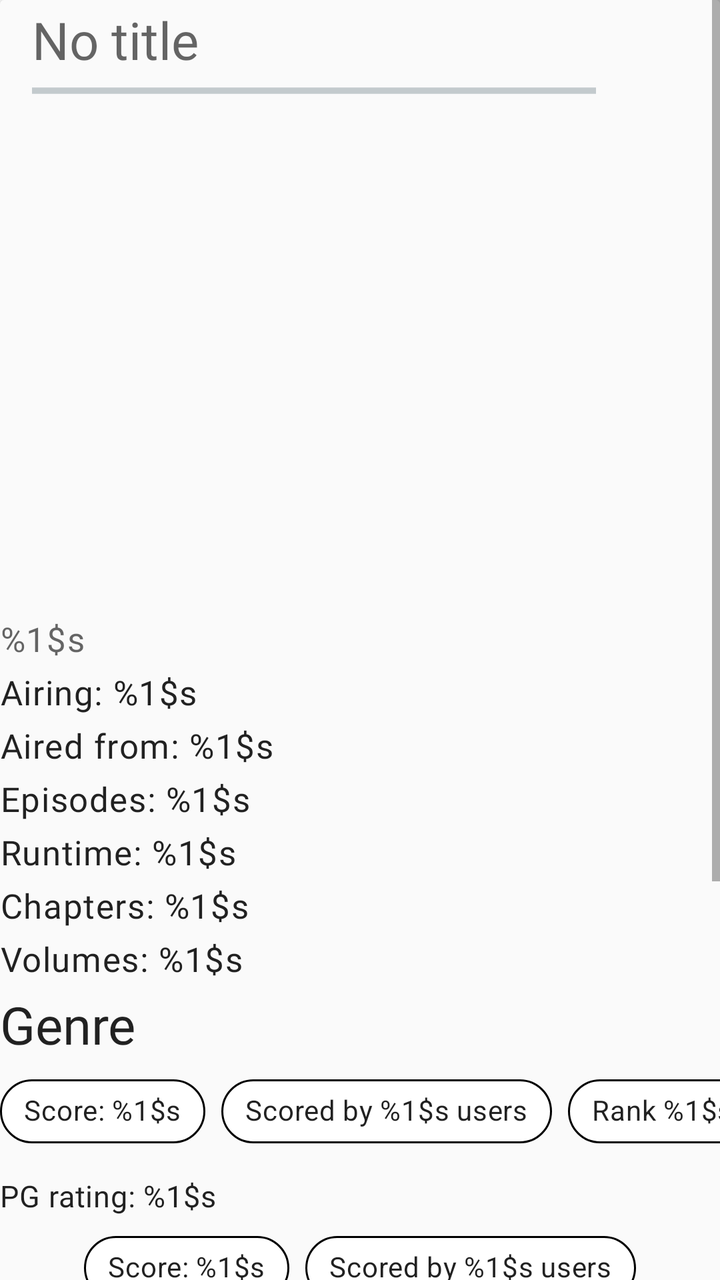
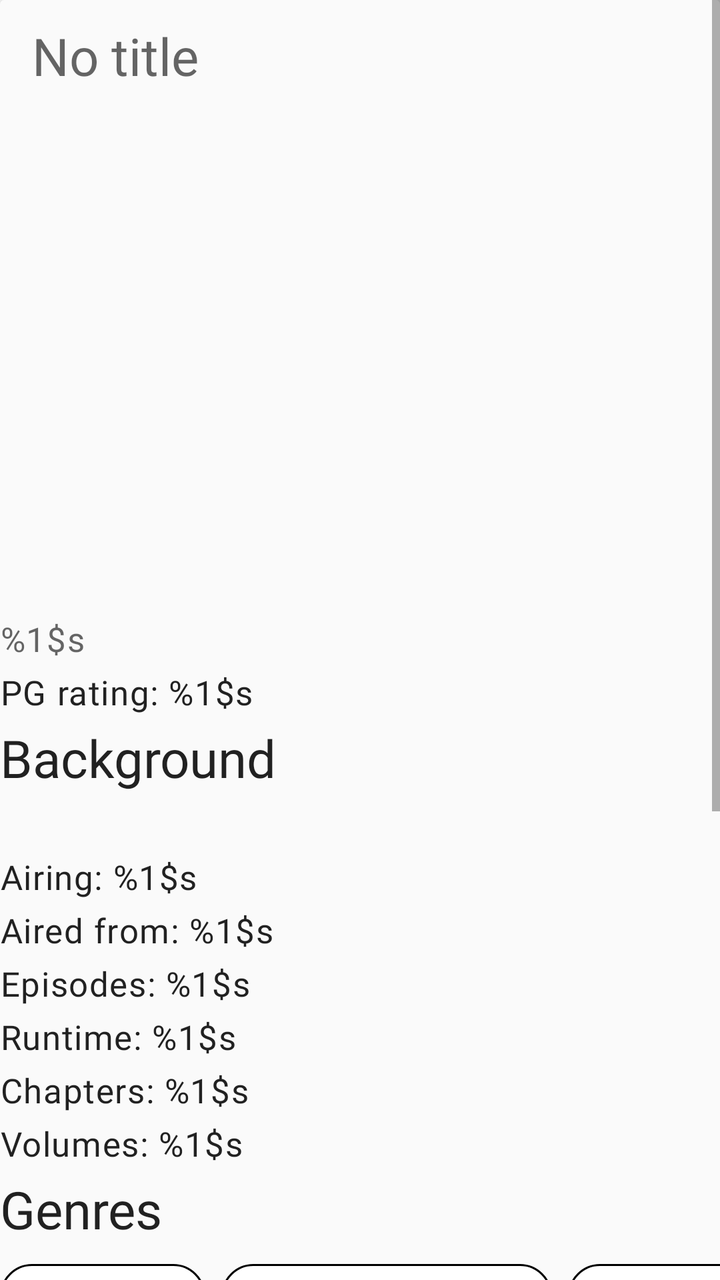

An Android layout rendered at two revisions. The XML below is the earlier revision; the diff shows what the commit changed to produce the second picture.
<!-- AndroidManifest.xml: another module's application theme Theme.ECatalogs -->
<!-- res/layout/fragment_jikan_details.xml -->
<?xml version="1.0" encoding="utf-8"?>
<ScrollView xmlns:android="http://schemas.android.com/apk/res/android"
    xmlns:app="http://schemas.android.com/apk/res-auto"
    android:layout_width="match_parent"
    android:layout_height="match_parent"
    android:layout_margin="@dimen/two_dimen"
    android:orientation="vertical">

    <androidx.cardview.widget.CardView
        android:id="@+id/details_card_view"
        android:layout_width="match_parent"
        android:layout_height="wrap_content"
        android:backgroundTint="?attr/colorSurface">

        <LinearLayout
            android:layout_width="match_parent"
            android:layout_height="match_parent"
            android:orientation="vertical">

            <androidx.appcompat.widget.Toolbar
                android:id="@+id/toolbar"
                android:layout_width="match_parent"
                android:layout_height="wrap_content">

                <LinearLayout
                    android:layout_width="match_parent"
                    android:layout_height="wrap_content"
                    android:orientation="vertical">

                    <TextView
                        android:id="@+id/title"
                        android:layout_width="match_parent"
                        android:layout_height="wrap_content"
                        android:hint="@string/no_title"
                        android:textAppearance="?attr/textAppearanceHeadline5" />

                    <ProgressBar
                        android:id="@+id/details_progress_bar"
                        style="?android:progressBarStyleHorizontal"
                        android:layout_width="282dp"
                        android:layout_height="wrap_content"
                        android:indeterminate="true" />

                    <TextView
                        android:id="@+id/details_error_message"
                        android:layout_width="match_parent"
                        android:layout_height="wrap_content"
                        android:text="@string/failed_to_retrieve_data"
                        android:textAppearance="?attr/textAppearanceCaption"
                        android:textColor="@android:color/holo_blue_light"
                        android:visibility="gone" />

                </LinearLayout>

            </androidx.appcompat.widget.Toolbar>

            <com.google.android.material.imageview.ShapeableImageView
                android:id="@+id/image"
                android:layout_width="match_parent"
                android:layout_height="wrap_content"
                android:adjustViewBounds="true"
                android:minWidth="@dimen/min_image_width"
                android:minHeight="@dimen/image_height"
                android:scaleType="fitCenter"
                app:strokeColor="@null" />

            <com.google.android.material.textview.MaterialTextView
                android:id="@+id/synopsis"
                android:layout_width="match_parent"
                android:layout_height="wrap_content"
                android:layout_marginVertical="@dimen/two_dimen"
                android:hint="@string/synopsis"
                android:textAppearance="?attr/textAppearanceBody1" />

            <com.google.android.material.textview.MaterialTextView
                android:id="@+id/airing_status"
                android:layout_width="wrap_content"
                android:layout_height="wrap_content"
                android:layout_marginVertical="@dimen/two_dimen"
                android:text="@string/airing_status"
                android:textAppearance="?attr/textAppearanceBody1" />

            <com.google.android.material.textview.MaterialTextView
                android:id="@+id/aired"
                android:layout_width="wrap_content"
                android:layout_height="wrap_content"
                android:layout_marginVertical="@dimen/two_dimen"
                android:text="@string/aired"
                android:textAppearance="?attr/textAppearanceBody1" />

            <com.google.android.material.textview.MaterialTextView
                android:id="@+id/episodes"
                android:layout_width="wrap_content"
                android:layout_height="wrap_content"
                android:layout_marginVertical="@dimen/two_dimen"
                android:text="@string/episodes"
                android:textAppearance="?attr/textAppearanceBody1" />

            <com.google.android.material.textview.MaterialTextView
                android:id="@+id/runtime"
                android:layout_width="wrap_content"
                android:layout_height="wrap_content"
                android:layout_marginVertical="@dimen/two_dimen"
                android:text="@string/runtime"
                android:textAppearance="?attr/textAppearanceBody1" />

            <com.google.android.material.textview.MaterialTextView
                android:id="@+id/chapters"
                android:layout_width="wrap_content"
                android:layout_height="wrap_content"
                android:layout_marginVertical="@dimen/two_dimen"
                android:text="@string/chapters"
                android:textAppearance="?attr/textAppearanceBody1" />

            <com.google.android.material.textview.MaterialTextView
                android:id="@+id/volumes"
                android:layout_width="wrap_content"
                android:layout_height="wrap_content"
                android:layout_marginVertical="@dimen/two_dimen"
                android:text="@string/volumes"
                android:textAppearance="?attr/textAppearanceBody1" />

            <com.google.android.material.textview.MaterialTextView
                android:id="@+id/genres"
                android:layout_width="wrap_content"
                android:layout_height="wrap_content"
                android:layout_marginVertical="@dimen/two_dimen"
                android:text="Genre"
                android:textAppearance="?attr/textAppearanceHeadline5" />

            <com.google.android.material.chip.ChipGroup
                android:layout_width="wrap_content"
                android:layout_height="wrap_content"
                android:layout_gravity="center"
                android:layout_marginBottom="@dimen/six_dimen"
                android:clickable="false"
                android:foregroundGravity="center_horizontal"
                android:layoutDirection="locale"
                android:theme="@style/Theme.MaterialComponents.Light"
                app:singleLine="true">

                <com.google.android.material.chip.Chip
                    android:id="@+id/genre_one"
                    android:layout_width="wrap_content"
                    android:layout_height="wrap_content"
                    android:gravity="start"
                    android:text="@string/score"
                    android:textAppearance="?attr/textAppearanceBody2"
                    app:chipBackgroundColor="@android:color/white"
                    app:chipStrokeColor="@android:color/black"
                    app:chipStrokeWidth="1dp" />

                <com.google.android.material.chip.Chip
                    android:id="@+id/genre_two"
                    android:layout_width="wrap_content"
                    android:layout_height="wrap_content"
                    android:gravity="center_horizontal"
                    android:text="@string/scored_by"
                    android:textAppearance="?attr/textAppearanceBody2"
                    app:chipBackgroundColor="@android:color/white"
                    app:chipStrokeColor="@android:color/black"
                    app:chipStrokeWidth="1dp" />

                <com.google.android.material.chip.Chip
                    android:id="@+id/genre_three"
                    android:layout_width="wrap_content"
                    android:layout_height="wrap_content"
                    android:gravity="end"
                    android:text="@string/rank"
                    android:textAppearance="?attr/textAppearanceBody2"
                    app:chipBackgroundColor="@android:color/white"
                    app:chipStrokeColor="@android:color/black"
                    app:chipStrokeWidth="1dp" />

            </com.google.android.material.chip.ChipGroup>

            <com.google.android.material.textview.MaterialTextView
                android:id="@+id/pg_rating"
                android:layout_width="wrap_content"
                android:layout_height="wrap_content"
                android:layout_marginVertical="@dimen/two_dimen"
                android:text="@string/pg_rating"
                android:textAppearance="?attr/textAppearanceBody2" />

            <com.google.android.material.chip.ChipGroup
                android:layout_width="wrap_content"
                android:layout_height="wrap_content"
                android:layout_gravity="center"
                android:layout_marginBottom="@dimen/six_dimen"
                android:clickable="false"
                android:foregroundGravity="center_horizontal"
                android:layoutDirection="locale"
                android:theme="@style/Theme.MaterialComponents.Light"
                app:singleLine="false">

                <com.google.android.material.chip.Chip
                    android:id="@+id/score"
                    android:layout_width="wrap_content"
                    android:layout_height="wrap_content"
                    android:gravity="start"
                    android:text="@string/score"
                    android:textAppearance="?attr/textAppearanceBody2"
                    app:chipBackgroundColor="@android:color/white"
                    app:chipStrokeColor="@android:color/black"
                    app:chipStrokeWidth="1dp" />

                <com.google.android.material.chip.Chip
                    android:id="@+id/scored_by"
                    android:layout_width="wrap_content"
                    android:layout_height="wrap_content"
                    android:gravity="center_horizontal"
                    android:text="@string/scored_by"
                    android:textAppearance="?attr/textAppearanceBody2"
                    app:chipBackgroundColor="@android:color/white"
                    app:chipStrokeColor="@android:color/black"
                    app:chipStrokeWidth="1dp" />

                <com.google.android.material.chip.Chip
                    android:id="@+id/rank"
                    android:layout_width="wrap_content"
                    android:layout_height="wrap_content"
                    android:gravity="end"
                    android:text="@string/rank"
                    android:textAppearance="?attr/textAppearanceBody2"
                    app:chipBackgroundColor="@android:color/white"
                    app:chipStrokeColor="@android:color/black"
                    app:chipStrokeWidth="1dp" />

                <com.google.android.material.chip.Chip
                    android:id="@+id/popularity"
                    android:layout_width="wrap_content"
                    android:layout_height="wrap_content"
                    android:gravity="end"
                    android:text="@string/popularity"
                    android:textAppearance="?attr/textAppearanceBody2"
                    app:chipBackgroundColor="@android:color/white"
                    app:chipStrokeColor="@android:color/black"
                    app:chipStrokeWidth="1dp" />

                <com.google.android.material.chip.Chip
                    android:id="@+id/members"
                    android:layout_width="wrap_content"
                    android:layout_height="wrap_content"
                    android:gravity="end"
                    android:text="@string/members"
                    android:textAppearance="?attr/textAppearanceBody2"
                    app:chipBackgroundColor="@android:color/white"
                    app:chipStrokeColor="@android:color/black"
                    app:chipStrokeWidth="1dp" />

                <com.google.android.material.chip.Chip
                    android:id="@+id/favorites"
                    android:layout_width="wrap_content"
                    android:layout_height="wrap_content"
                    android:gravity="end"
                    android:text="@string/favorites"
                    android:textAppearance="?attr/textAppearanceBody2"
                    app:chipBackgroundColor="@android:color/white"
                    app:chipStrokeColor="@android:color/black"
                    app:chipStrokeWidth="1dp" />

            </com.google.android.material.chip.ChipGroup>

            <View style="@style/Divider.Horizontal" />

            <com.google.android.material.textview.MaterialTextView
                android:id="@+id/url"
                android:layout_width="wrap_content"
                android:layout_height="wrap_content"
                android:layout_marginVertical="@dimen/two_dimen"
                android:text="@string/link_web_page"
                android:textAppearance="?attr/textAppearanceBody1" />

            <View style="@style/Divider.Horizontal" />

            <com.google.android.material.textview.MaterialTextView
                android:id="@+id/trailer"
                android:layout_width="wrap_content"
                android:layout_height="wrap_content"
                android:layout_marginVertical="@dimen/two_dimen"
                android:text="@string/link_trailer"
                android:textAppearance="?attr/textAppearanceBody1" />

            <com.google.android.material.textview.MaterialTextView
                android:id="@+id/authors"
                android:layout_width="wrap_content"
                android:layout_height="wrap_content"
                android:layout_marginVertical="@dimen/two_dimen"
                android:text="@string/authors"
                android:textAppearance="?attr/textAppearanceBody1" />

            <com.google.android.material.textview.MaterialTextView
                android:id="@+id/serializations"
                android:layout_width="wrap_content"
                android:layout_height="wrap_content"
                android:layout_marginVertical="@dimen/two_dimen"
                android:text="@string/serializations"
                android:textAppearance="?attr/textAppearanceHeadline6" />

            <com.google.android.material.textview.MaterialTextView
                android:id="@+id/serialization_name"
                android:layout_width="wrap_content"
                android:layout_height="wrap_content"
                android:layout_marginVertical="@dimen/two_dimen"
                android:text="@string/serialization_name"
                android:textAppearance="?attr/textAppearanceBody1" />

            <com.google.android.material.textview.MaterialTextView
                android:id="@+id/serialization_link"
                android:layout_width="wrap_content"
                android:layout_height="wrap_content"
                android:layout_marginVertical="@dimen/two_dimen"
                android:text="@string/serialization_link"
                android:textAppearance="?attr/textAppearanceBody1" />

            <View style="@style/Divider.Horizontal" />
        </LinearLayout>
    </androidx.cardview.widget.CardView>

</ScrollView>
<!-- resources referenced by this layout -->
<resources>
  <dimen name="image_height">250dp</dimen>
  <dimen name="min_image_width">150dp</dimen>
  <dimen name="six_dimen">6dp</dimen>
  <dimen name="two_dimen">2dp</dimen>
  <string name="aired">Aired from: %1$s</string>
  <string name="airing_status">Airing: %1$s</string>
  <string name="authors">Authors: %1$s</string>
  <string name="chapters">Chapters: %1$s</string>
  <string name="episodes">Episodes: %1$s</string>
  <string name="failed_to_retrieve_data">Failed to retrieve data 😓</string>
  <string name="favorites">Favorites: %1$s</string>
  <string name="link_trailer">Link to trailer: %1$s</string>
  <string name="link_web_page">Link to web page: %1$s</string>
  <string name="members">Members: %1$s</string>
  <string name="no_title">No title</string>
  <string name="pg_rating">PG rating: %1$s</string>
  <string name="popularity">Popularity rank %1$s</string>
  <string name="rank">Rank %1$s</string>
  <string name="runtime">Runtime: %1$s</string>
  <string name="score">Score: %1$s</string>
  <string name="scored_by">Scored by %1$s users</string>
  <string name="serialization_link">Link to web page: %1$s</string>
  <string name="serialization_name">Name: %1$s</string>
  <string name="serializations">Serialization</string>
  <string name="synopsis">%1$s</string>
  <string name="volumes">Volumes: %1$s</string>
  <style name="Divider.Horizontal" parent="Divider">
          <item name="android:layout_width">match_parent</item>
          <item name="android:layout_height">1dp</item>
      </style>
  <style name="Divider">
          <item name="android:background">?android:attr/listDivider</item> // can add colorur here
      </style>
  <color name="blue_grey_600">#546e7a</color>
  <color name="blue_grey_100">#819ca9</color>
  <color name="black">#000000</color>
  <color name="white">#fafafa</color>
  <color name="blue_grey_700">#29434e</color>
  <style name="ShapeAppearance.ECatalog.SmallComponent" parent="ShapeAppearance.MaterialComponents.SmallComponent">
          <item name="cornerFamily">rounded</item>
          <item name="cornerSize">@dimen/reply_small_component_corner_radius</item>
      </style>
  <style name="ShapeAppearance.ECatalog.MediumComponent" parent="ShapeAppearance.MaterialComponents.MediumComponent">
          <item name="cornerFamily">rounded</item>
          <item name="cornerSize">@dimen/reply_medium_component_corner_radius</item>
      </style>
  <style name="ShapeAppearance.ECatalog.LargeComponent" parent="ShapeAppearance.MaterialComponents.LargeComponent">
          <item name="cornerFamily">rounded</item>
          <item name="cornerSize">@dimen/reply_large_component_corner_radius</item>
      </style>
  <style name="TextAppearance.MdcTypographyStyles.Body2" parent="TextAppearance.MaterialComponents.Body2">
          <item name="fontFamily">@font/nunito_sans_regular</item>
          <item name="android:fontFamily">@font/nunito_sans_regular</item>
          <item name="android:textSize">15sp</item>
      </style>
  <style name="TextAppearance.MdcTypographyStyles.Button" parent="TextAppearance.MaterialComponents.Button">
          <item name="fontFamily">@font/nunito_sans_light</item>
          <item name="android:fontFamily">@font/nunito_sans_light</item>
          <item name="android:textSize">15sp</item>
      </style>
  <style name="TextAppearance.MdcTypographyStyles.Caption" parent="TextAppearance.MaterialComponents.Caption">
          <item name="fontFamily">@font/nunito_sans_light</item>
          <item name="android:fontFamily">@font/nunito_sans_light</item>
          <item name="android:textSize">13sp</item>
      </style>
  <dimen name="reply_small_component_corner_radius">8dp</dimen>
  <dimen name="reply_medium_component_corner_radius">12dp</dimen>
  <dimen name="reply_large_component_corner_radius">24dp</dimen>
  <!-- unchanged entries left out for length: 6 -->
</resources>

<!-- the commit's change to res/layout/fragment_jikan_details.xml (unified diff, before → after) -->
@@ -1,6 +1,7 @@
 <?xml version="1.0" encoding="utf-8"?>
 <ScrollView xmlns:android="http://schemas.android.com/apk/res/android"
     xmlns:app="http://schemas.android.com/apk/res-auto"
+    xmlns:tools="http://schemas.android.com/tools"
     android:layout_width="match_parent"
     android:layout_height="match_parent"
     android:layout_margin="@dimen/two_dimen"
@@ -32,23 +33,7 @@
                         android:layout_width="match_parent"
                         android:layout_height="wrap_content"
                         android:hint="@string/no_title"
-                        android:textAppearance="?attr/textAppearanceHeadline5" />
-
-                    <ProgressBar
-                        android:id="@+id/details_progress_bar"
-                        style="?android:progressBarStyleHorizontal"
-                        android:layout_width="282dp"
-                        android:layout_height="wrap_content"
-                        android:indeterminate="true" />
-
-                    <TextView
-                        android:id="@+id/details_error_message"
-                        android:layout_width="match_parent"
-                        android:layout_height="wrap_content"
-                        android:text="@string/failed_to_retrieve_data"
-                        android:textAppearance="?attr/textAppearanceCaption"
-                        android:textColor="@android:color/holo_blue_light"
-                        android:visibility="gone" />
+                        android:textAppearance="?attr/textAppearanceHeadline5"/>
 
                 </LinearLayout>
 
@@ -73,6 +58,28 @@
                 android:textAppearance="?attr/textAppearanceBody1" />
 
             <com.google.android.material.textview.MaterialTextView
+                android:id="@+id/pg_rating"
+                android:layout_width="wrap_content"
+                android:layout_height="wrap_content"
+                android:layout_marginVertical="@dimen/two_dimen"
+                android:text="@string/pg_rating"
+                android:textAppearance="?attr/textAppearanceBody1" />
+
+            <com.google.android.material.textview.MaterialTextView
+                android:layout_width="wrap_content"
+                android:layout_height="wrap_content"
+                android:layout_marginVertical="@dimen/two_dimen"
+                android:text="@string/background_headline"
+                android:textAppearance="?attr/textAppearanceHeadline5" />
+
+            <com.google.android.material.textview.MaterialTextView
+                android:id="@+id/background"
+                android:layout_width="wrap_content"
+                android:layout_height="wrap_content"
+                android:layout_marginVertical="@dimen/two_dimen"
+                android:textAppearance="?attr/textAppearanceBody1" />
+
+            <com.google.android.material.textview.MaterialTextView
                 android:id="@+id/airing_status"
                 android:layout_width="wrap_content"
                 android:layout_height="wrap_content"
@@ -121,11 +128,10 @@
                 android:textAppearance="?attr/textAppearanceBody1" />
 
             <com.google.android.material.textview.MaterialTextView
-                android:id="@+id/genres"
-                android:layout_width="wrap_content"
-                android:layout_height="wrap_content"
-                android:layout_marginVertical="@dimen/two_dimen"
-                android:text="Genre"
+                android:layout_width="wrap_content"
+                android:layout_height="wrap_content"
+                android:layout_marginVertical="@dimen/two_dimen"
+                android:text="Genres"
                 android:textAppearance="?attr/textAppearanceHeadline5" />
 
             <com.google.android.material.chip.ChipGroup
@@ -175,12 +181,11 @@
             </com.google.android.material.chip.ChipGroup>
 
             <com.google.android.material.textview.MaterialTextView
-                android:id="@+id/pg_rating"
-                android:layout_width="wrap_content"
-                android:layout_height="wrap_content"
-                android:layout_marginVertical="@dimen/two_dimen"
-                android:text="@string/pg_rating"
-                android:textAppearance="?attr/textAppearanceBody2" />
+                android:layout_width="wrap_content"
+                android:layout_height="wrap_content"
+                android:layout_marginVertical="@dimen/two_dimen"
+                android:text="Ratings"
+                android:textAppearance="?attr/textAppearanceHeadline5" />
 
             <com.google.android.material.chip.ChipGroup
                 android:layout_width="wrap_content"
@@ -282,14 +287,6 @@
                 android:textAppearance="?attr/textAppearanceBody1" />
 
             <com.google.android.material.textview.MaterialTextView
-                android:id="@+id/authors"
-                android:layout_width="wrap_content"
-                android:layout_height="wrap_content"
-                android:layout_marginVertical="@dimen/two_dimen"
-                android:text="@string/authors"
-                android:textAppearance="?attr/textAppearanceBody1" />
-
-            <com.google.android.material.textview.MaterialTextView
                 android:id="@+id/serializations"
                 android:layout_width="wrap_content"
                 android:layout_height="wrap_content"
<!-- resource entries referenced after the edit -->
@@ -6,10 +6,9 @@
   <dimen name="two_dimen">2dp</dimen>
   <string name="aired">Aired from: %1$s</string>
   <string name="airing_status">Airing: %1$s</string>
-  <string name="authors">Authors: %1$s</string>
+  <string name="background_headline">Background</string>
   <string name="chapters">Chapters: %1$s</string>
   <string name="episodes">Episodes: %1$s</string>
-  <string name="failed_to_retrieve_data">Failed to retrieve data 😓</string>
   <string name="favorites">Favorites: %1$s</string>
   <string name="link_trailer">Link to trailer: %1$s</string>
   <string name="link_web_page">Link to web page: %1$s</string>
